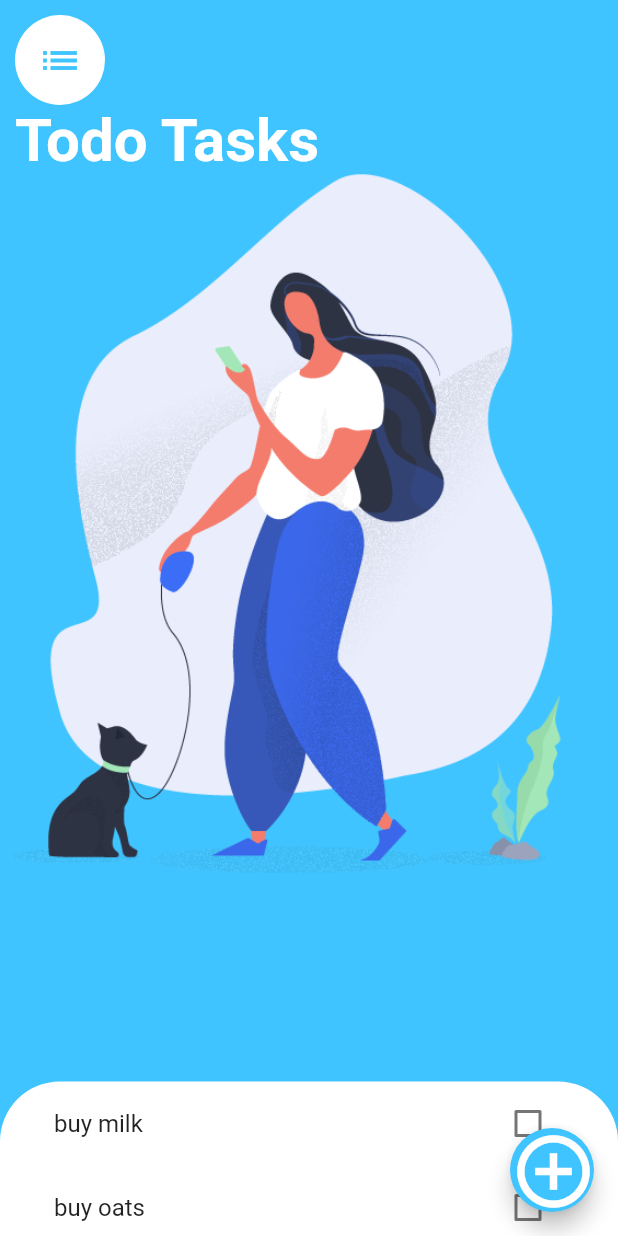
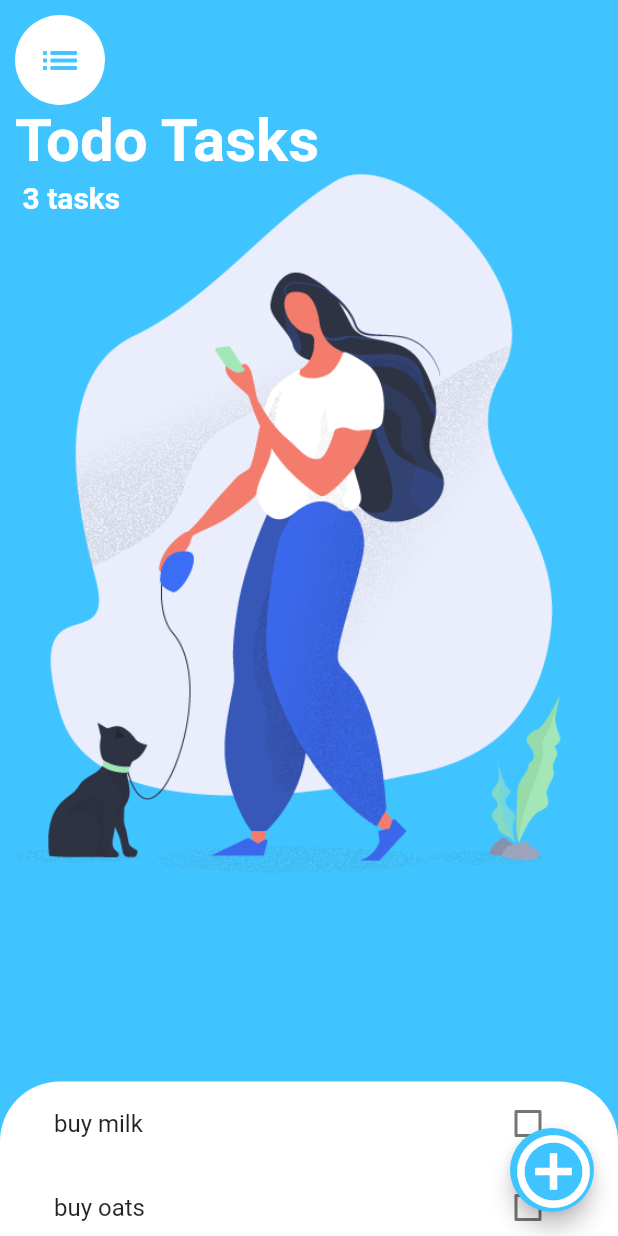
Before and after one commit to developer-akshay/Todo_Tasks, a Flutter app: the screen it shows after launch, on a phone screen of 412 x 824 dp. Run offline on Flutter 3.47's test engine with Material 2 defaults, Android fonts, the phone set to English and light mode, and no system bars.

Commit message:
little tweak

```diff
--- a/lib/screens/tasks_screen.dart
+++ b/lib/screens/tasks_screen.dart
@@ -81,7 +81,18 @@ class _TaskScreenState extends State<TaskScreen> {
                               ),
                             ),
                     ),
-
+                    Positioned(
+                      top: 120.0 ,
+                      left:15.0,
+                            child: Text(
+                              '${tasks.length} tasks',
+                              style: TextStyle(
+                                color:Colors.white,
+                                fontSize: 20.0,
+                                fontWeight: FontWeight.w700,
+                              ),
+                            ),
+                    ),
                   DraggableScrollableSheet(
                     // initialChildSize: 0.2,//0.25
                     // minChildSize: 0.2,
```
